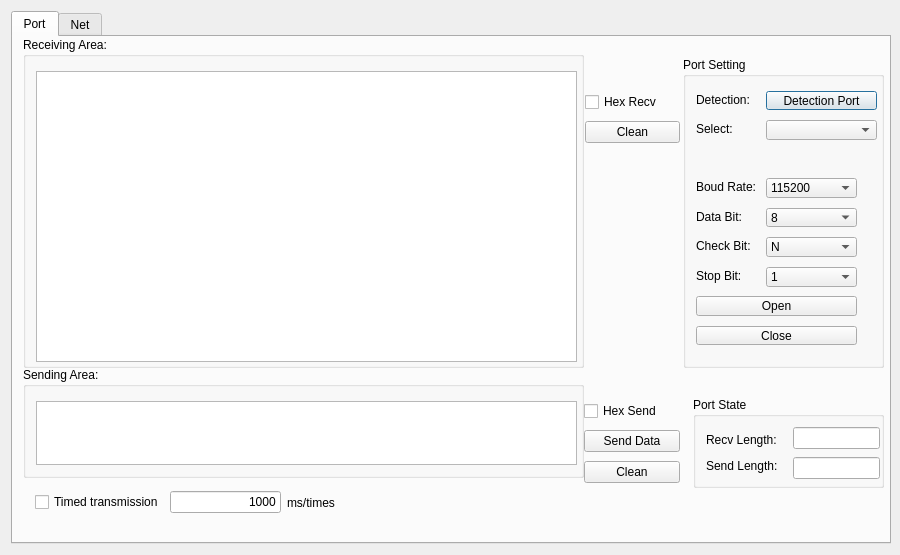
Above: ui/ui_serial.ui from ZhenhuaWei/BaseSerialPortTool before the change. Below: the same form after it.
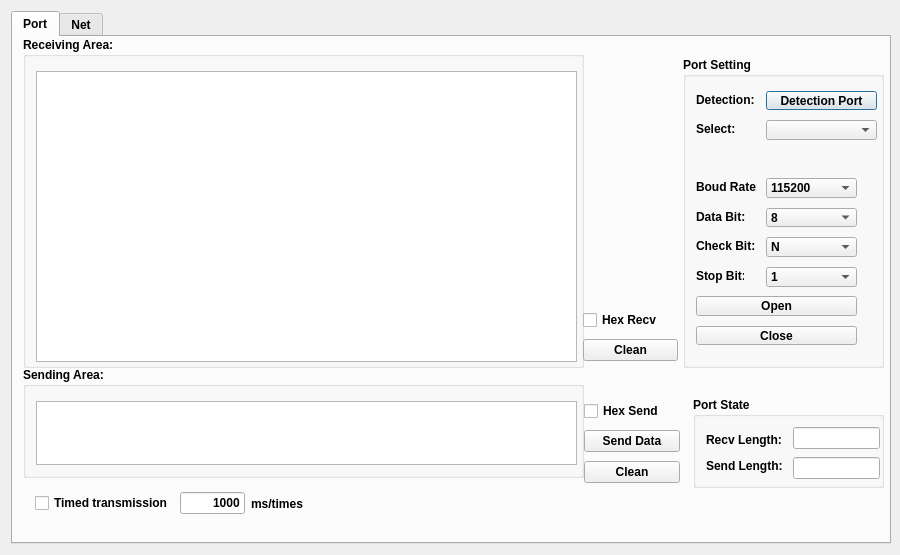
That is the form after the change.

Commit message: 1. Remove unuse files. 2. Add a script to build .ui files automatically. 3. Remane file's name.

```diff
--- a/ui/ui_serial.ui
+++ b/ui/ui_serial.ui
@@ -37,9 +37,21 @@
        <height>555</height>
       </size>
      </property>
+     <property name="font">
+      <font>
+       <weight>75</weight>
+       <bold>true</bold>
+      </font>
+     </property>
      <property name="currentIndex">
       <number>0</number>
      </property>
+     <property name="iconSize">
+      <size>
+       <width>20</width>
+       <height>20</height>
+      </size>
+     </property>
      <widget class="QWidget" name="port_tab">
       <attribute name="title">
        <string>Port</string>
@@ -415,6 +427,12 @@
          <height>331</height>
         </rect>
        </property>
+       <property name="font">
+        <font>
+         <weight>75</weight>
+         <bold>true</bold>
+        </font>
+       </property>
        <property name="title">
         <string>Receiving Area:</string>
        </property>
@@ -438,6 +456,12 @@
          <height>111</height>
         </rect>
        </property>
+       <property name="font">
+        <font>
+         <weight>75</weight>
+         <bold>true</bold>
+        </font>
+       </property>
        <property name="title">
         <string>Sending Area:</string>
        </property>
@@ -464,13 +488,20 @@
         <rect>
          <x>22</x>
          <y>451</y>
-         <width>300</width>
-         <height>29</height>
+         <width>268</width>
+         <height>31</height>
         </rect>
        </property>
        <layout class="QHBoxLayout" name="horizontalLayout">
         <item>
          <widget class="QCheckBox" name="timer_send_cb">
+          <property name="font">
+           <font>
+            <pointsize>9</pointsize>
+            <weight>75</weight>
+            <bold>true</bold>
+           </font>
+          </property>
           <property name="text">
            <string>Timed transmission</string>
           </property>
@@ -478,6 +509,12 @@
         </item>
         <item>
          <widget class="QLineEdit" name="lineEdit_3">
+          <property name="font">
+           <font>
+            <weight>75</weight>
+            <bold>true</bold>
+           </font>
+          </property>
           <property name="text">
            <string>1000</string>
           </property>
@@ -488,6 +525,12 @@
         </item>
         <item>
          <widget class="QLabel" name="dw">
+          <property name="font">
+           <font>
+            <weight>75</weight>
+            <bold>true</bold>
+           </font>
+          </property>
           <property name="text">
            <string>ms/times</string>
           </property>
@@ -498,8 +541,8 @@
       <widget class="QWidget" name="layoutWidget">
        <property name="geometry">
         <rect>
-         <x>572</x>
-         <y>52</y>
+         <x>570</x>
+         <y>270</y>
          <width>95</width>
          <height>58</height>
         </rect>
```
Left out of the diff: 16 changed lines with no effect on the pictures. The commit also changes 4 other files.
